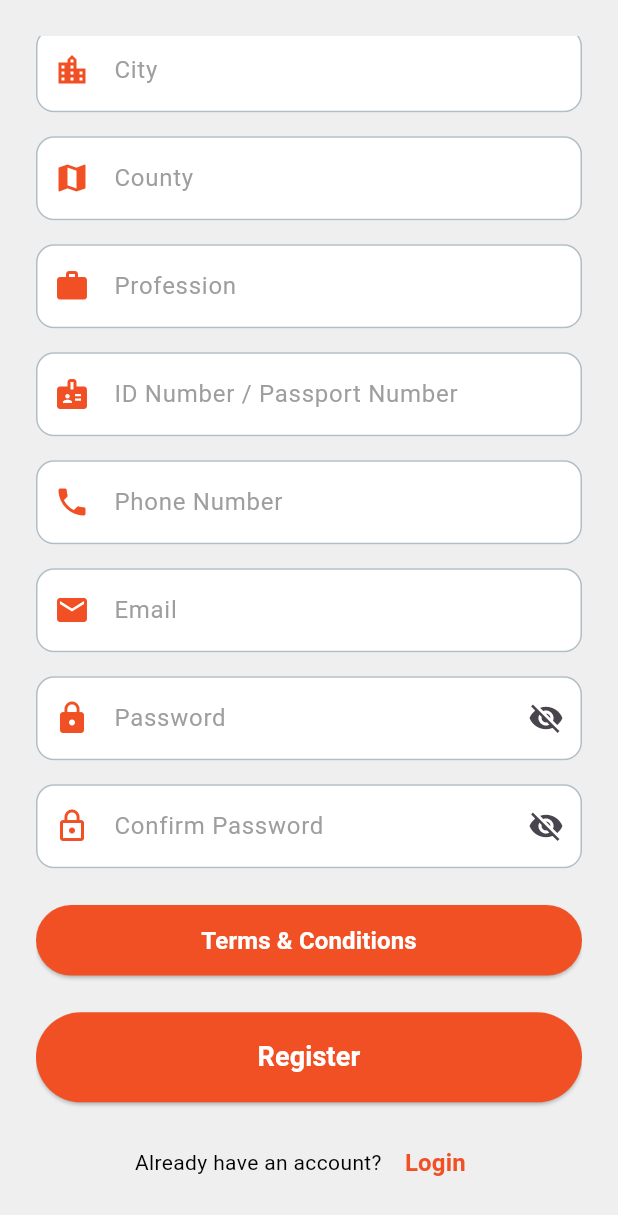
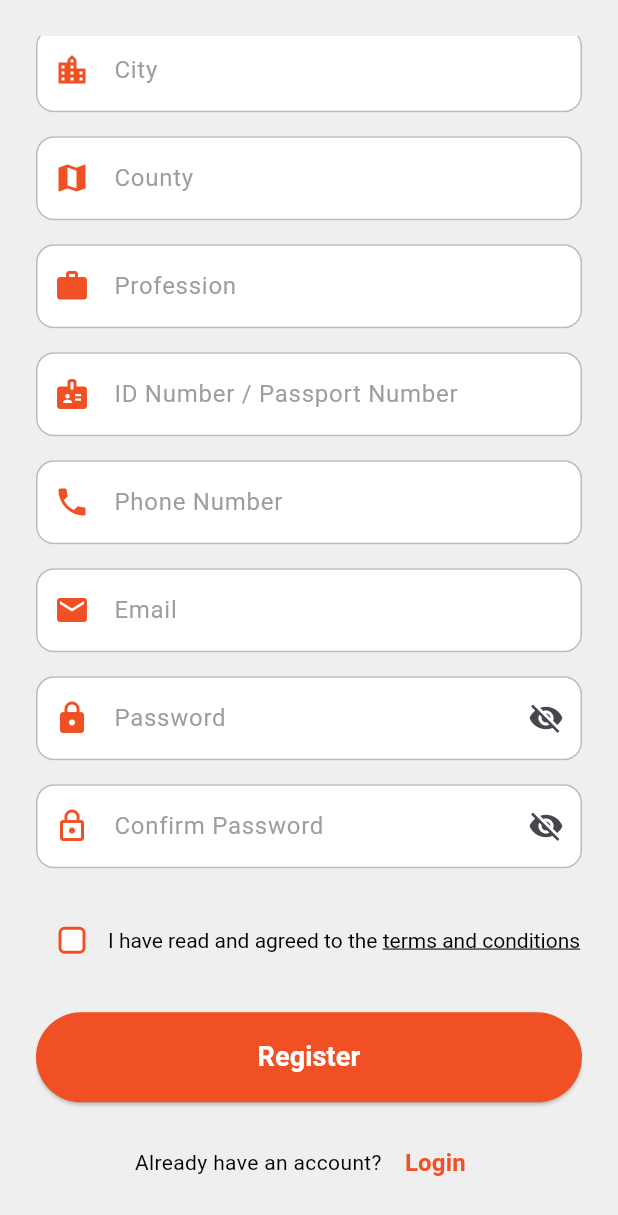
Before and after one commit to shakirsg/loyalty_program_application, a Flutter app: the RegisterPage screen opened by its route, scrolled down 340 dp, on a phone screen of 412 x 824 dp. Shown: the top 1215 px of the screen. Run offline on Flutter 3.47's test engine with Material 3 defaults, Android fonts, the light colour scheme and no system bars; our stand-ins replace carousel_slider, geocoding, geolocator, google_sign_in, shared_preferences; missing offline and left inert: qr_code_scanner_plus, skeleton_loader; accounts and stored records are empty.

Commit message:
added terms and conditions check

```diff
--- a/lib/src/pages/register_page.dart
+++ b/lib/src/pages/register_page.dart
@@ -1,5 +1,7 @@
+import 'package:flutter/gestures.dart';
 import 'package:flutter/material.dart';
 import 'package:metsec_loyalty_app/src/providers/auth_provider.dart';
+import 'package:metsec_loyalty_app/src/themes/light_color.dart';
 import 'package:provider/provider.dart';
 
 class RegisterPage extends StatefulWidget {
@@ -47,7 +49,7 @@ class _RegisterPageState extends State<RegisterPage> {
             children: [
               Icon(Icons.error, color: Colors.white),
               SizedBox(width: 12),
-              Text('You must accept terms and conditions'),
+              Text('To complete registration you need to read and accept ourterms and conditions'),
             ],
           ),
           backgroundColor: Colors.red,
@@ -149,6 +151,7 @@ class _RegisterPageState extends State<RegisterPage> {
                   border: OutlineInputBorder(),
                   prefixIcon: Icon(Icons.person),
                 ),
+                textInputAction: TextInputAction.next,
                 validator: (value) =>
                     value == null || value.isEmpty ? 'Enter first name' : null,
               ),
@@ -160,6 +163,7 @@ class _RegisterPageState extends State<RegisterPage> {
                   border: OutlineInputBorder(),
                   prefixIcon: Icon(Icons.person_outline),
                 ),
+                textInputAction: TextInputAction.next,
                 validator: (value) =>
                     value == null || value.isEmpty ? 'Enter last name' : null,
               ),
@@ -171,6 +175,7 @@ class _RegisterPageState extends State<RegisterPage> {
                   border: OutlineInputBorder(),
                   prefixIcon: Icon(Icons.public),
                 ),
+                textInputAction: TextInputAction.next,
                 validator: (value) => value == null || value.isEmpty
                     ? 'Enter your country'
                     : null,
@@ -183,6 +188,7 @@ class _RegisterPageState extends State<RegisterPage> {
                   border: OutlineInputBorder(),
                   prefixIcon: Icon(Icons.location_city),
                 ),
+                textInputAction: TextInputAction.next,
                 validator: (value) =>
                     value == null || value.isEmpty ? 'Enter your city' : null,
               ),
@@ -194,6 +200,7 @@ class _RegisterPageState extends State<RegisterPage> {
                   border: OutlineInputBorder(),
                   prefixIcon: Icon(Icons.map),
                 ),
+                textInputAction: TextInputAction.next,
                 validator: (value) =>
                     value == null || value.isEmpty ? 'Enter your county' : null,
               ),
@@ -206,12 +213,12 @@ class _RegisterPageState extends State<RegisterPage> {
                   border: OutlineInputBorder(),
                   prefixIcon: Icon(Icons.work),
                 ),
+                textInputAction: TextInputAction.next,
                 validator: (value) => value == null || value.isEmpty
                     ? 'Enter your profession'
                     : null,
               ),
               const SizedBox(height: 16),
-              // ID Number / Passport Number
               TextFormField(
                 controller: _idNumberController,
                 keyboardType: TextInputType.text,
@@ -220,15 +227,14 @@ class _RegisterPageState extends State<RegisterPage> {
                   border: OutlineInputBorder(),
                   prefixIcon: Icon(
                     Icons.badge,
-                  ), // or Icons.credit_card, choose what fits
+                  ),
                 ),
+                textInputAction: TextInputAction.next,
                 validator: (value) => value == null || value.isEmpty
                     ? 'Enter ID or Passport number'
                     : null,
               ),
-
               const SizedBox(height: 16),
-
               TextFormField(
                 controller: _phoneController,
                 keyboardType: TextInputType.phone,
@@ -237,6 +243,7 @@ class _RegisterPageState extends State<RegisterPage> {
                   border: OutlineInputBorder(),
                   prefixIcon: Icon(Icons.phone),
                 ),
+                textInputAction: TextInputAction.next,
                 validator: (value) => value == null || value.isEmpty
                     ? 'Enter phone number'
                     : null,
@@ -249,6 +256,7 @@ class _RegisterPageState extends State<RegisterPage> {
                   border: OutlineInputBorder(),
                   prefixIcon: Icon(Icons.email),
                 ),
+                textInputAction: TextInputAction.next,
                 validator: (value) {
                   if (value == null || value.isEmpty) return 'Enter your email';
                   if (!value.contains('@')) return 'Invalid email';
@@ -273,6 +281,7 @@ class _RegisterPageState extends State<RegisterPage> {
                     onPressed: _togglePasswordVisibility,
                   ),
                 ),
+                textInputAction: TextInputAction.next,
                 validator: (value) {
                   if (value == null || value.isEmpty) {
                     return 'Please enter a password';
@@ -284,7 +293,6 @@ class _RegisterPageState extends State<RegisterPage> {
                 },
               ),
               const SizedBox(height: 16),
-              // Confirm Password Field
               TextFormField(
                 controller: _confirmController,
                 obscureText: _obscureConfirm,
@@ -299,6 +307,7 @@ class _RegisterPageState extends State<RegisterPage> {
                     onPressed: _toggleConfirmVisibility,
                   ),
                 ),
+                textInputAction: TextInputAction.done,
                 validator: (value) {
                   if (value == null || value.isEmpty) {
                     return 'Please confirm your password';
@@ -310,11 +319,36 @@ class _RegisterPageState extends State<RegisterPage> {
                 },
               ),
               const SizedBox(height: 24),
+              Consumer<AuthProvider>(
+                builder: (context, auth, _) {
+                  return RichText(
+                    text: TextSpan(
+                      style: const TextStyle(color: Colors.black),
+                      children: [
+                        WidgetSpan(
+                          alignment: PlaceholderAlignment.middle,
+                          child: Checkbox(
+                            value: auth.termsAccepted,
+                            onChanged: (value) {
+                                auth.termsAccepted = value ?? false;
+                            },
+                          ),
+                        ),
+                        const TextSpan(text: "I have read and agreed to the "),
+                        TextSpan(
+                          text: "terms and conditions",
+                          style: const TextStyle(
+                            color: LightColor.orange,
+                            decoration: TextDecoration.underline,
+                          ),
+                          recognizer: TapGestureRecognizer()..onTap = _goToTnC,
+                        ),
+                      ],
+                    ),
+                  );
+                },
+              ),
 
-              ElevatedButton(
-                onPressed: _goToTnC,
-                child: Text('Terms & Conditions'),
-              ),
               const SizedBox(height: 24),
 
               ElevatedButton(
```
